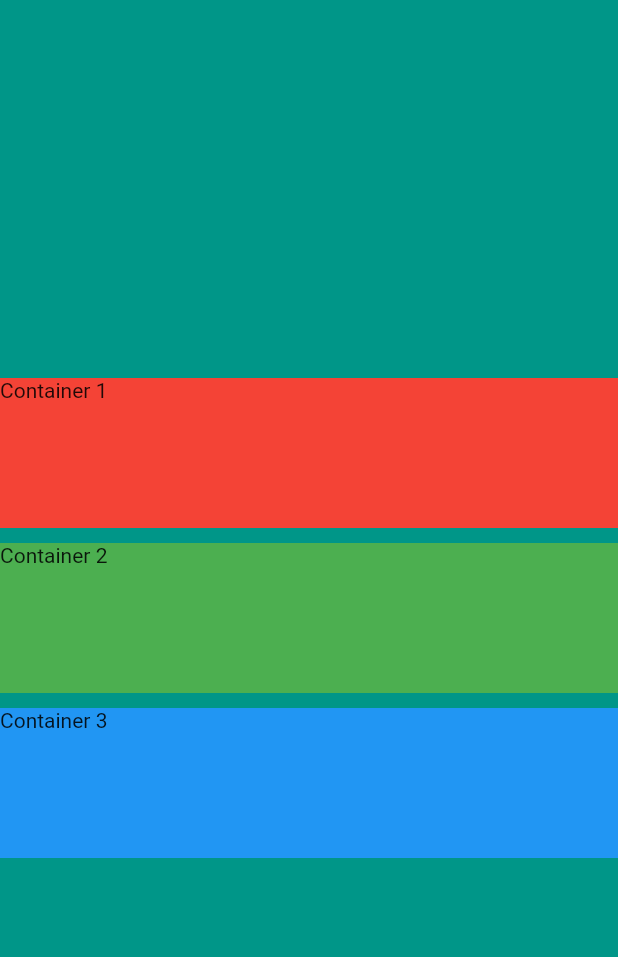
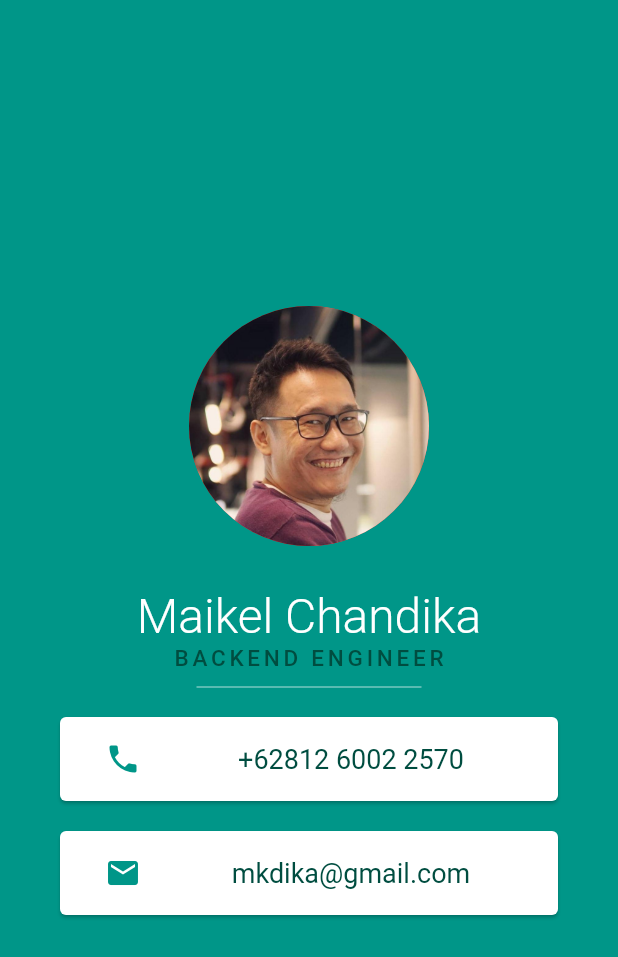
Before and after one commit to mkdika/learn-flutter, a Flutter app: the screen it shows after launch, on a phone screen of 412 x 824 dp. Shown: the top 957 px of the screen. Run offline on Flutter 3.47's test engine with Material 2 defaults, Android fonts, the phone set to English and light mode, and no system bars.

Commit message:
mi_card-flutter - Finished all

```diff
--- a/projects/mi_card_flutter/lib/main.dart
+++ b/projects/mi_card_flutter/lib/main.dart
@@ -11,34 +11,104 @@ class MyApp extends StatelessWidget {
       home: Scaffold(
         backgroundColor: Colors.teal,
         body: SafeArea(
-            child: Column(
-          crossAxisAlignment: CrossAxisAlignment.stretch,
-          mainAxisAlignment: MainAxisAlignment.center,
-          children: <Widget>[
-            Container(
-              height: 100.0,
-//              width: double.infinity,
-//              margin: EdgeInsets.symmetric(vertical: 50, horizontal: 10),
-              color: Colors.red,
-              child: Text('Container 1'),
-            ),
-            SizedBox(height: 10.0), // to give a space between
-            Container(
-              height: 100.0,
-//              width: double.infinity,
-              color: Colors.green,
-              child: Text('Container 2'),
-            ),
-            SizedBox(height: 10.0),
-            Container(
-              height: 100.0,
-//              width: double.infinity,
-              color: Colors.blue,
-              child: Text('Container 3'),
-            ),
-          ],
-        )),
+          child: Column(
+            mainAxisAlignment: MainAxisAlignment.center,
+            children: <Widget>[
+              Row(
+                mainAxisAlignment: MainAxisAlignment.center,
+                children: <Widget>[
+                  CircleAvatar(
+                    radius: 80.0,
+                    backgroundColor: Colors.red,
+                    backgroundImage: AssetImage('images/mike.jpg'),
+                  ),
+                ],
+              ),
+              SizedBox(
+                height: 28.0,
+              ),
+              Text(
+                'Maikel Chandika',
+                style: TextStyle(
+                    fontSize: 32.0,
+                    color: Colors.white,
+                    fontWeight: FontWeight.w300),
+              ),
+              Text(
+                'BACKEND ENGINEER',
+                style: TextStyle(
+                  fontSize: 15.0,
+                  color: Colors.teal.shade900,
+                  letterSpacing: 2.5,
+                  fontWeight: FontWeight.w500,
+                ),
+              ),
+              SizedBox(
+                height: 20.0,
+                width: 150.0,
+                child: Divider(
+                  color: Colors.teal.shade100,
+                ),
+              ),
+              Card(
+                color: Colors.white,
+                margin: EdgeInsets.symmetric(
+                  vertical: 10.0,
+                  horizontal: 40.0,
+                ),
+                child: ListTile(
+                  contentPadding: EdgeInsets.symmetric(
+                    horizontal: 30.0,
+                  ),
+                  leading: Icon(Icons.phone, color: Colors.teal),
+                  title: Center(
+                    child: Text(
+                      '+62812 6002 2570',
+                      style: TextStyle(
+                        fontSize: 18.0,
+                        color: Colors.teal.shade900,
+                        fontWeight: FontWeight.w400,
+                      ),
+                    ),
+                  ),
+                ),
+              ),
+              Card(
+                color: Colors.white,
+                margin: EdgeInsets.symmetric(
+                  vertical: 10.0,
+                  horizontal: 40.0,
+                ),
+                child: ListTile(
+                  contentPadding: EdgeInsets.symmetric(
+                    horizontal: 30.0,
+                  ),
+                  leading: Icon(Icons.email, color: Colors.teal),
+                  title: Center(
+                    child: Text(
+                      'mkdika@gmail.com',
+                      style: TextStyle(
+                        fontSize: 18.0,
+                        color: Colors.teal.shade900,
+                        fontWeight: FontWeight.w400,
+                      ),
+                    ),
+                  ),
+                ),
+              )
+            ],
+          ),
+        ),
       ),
     );
   }
 }
+
+//Row(
+//children: <Widget>[
+//
+//SizedBox(
+//width: 10.0,
+//),
+//],
+//),
--- a/projects/mi_card_flutter/pubspec.yaml
+++ b/projects/mi_card_flutter/pubspec.yaml
@@ -37,7 +37,8 @@ flutter:
   uses-material-design: true
 
   # To add assets to your application, add an assets section, like this:
-  # assets:
+  assets:
+    - images/
   #  - images/a_dot_burr.jpeg
   #  - images/a_dot_ham.jpeg
 
```
Also changed, not shown: projects/mi_card_flutter/images/mike.jpg (added), 7 other files.
